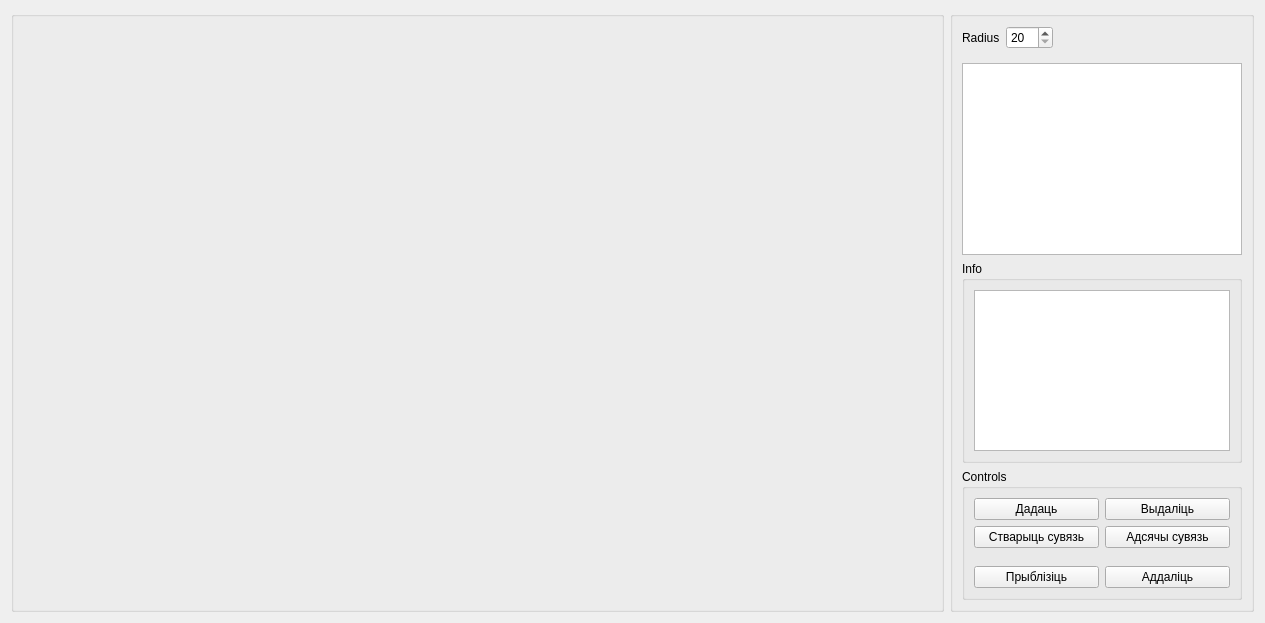
Above: visualisationgraphform.ui from 0mniCrow/SmartGraph before the change. Below: the same form after it.
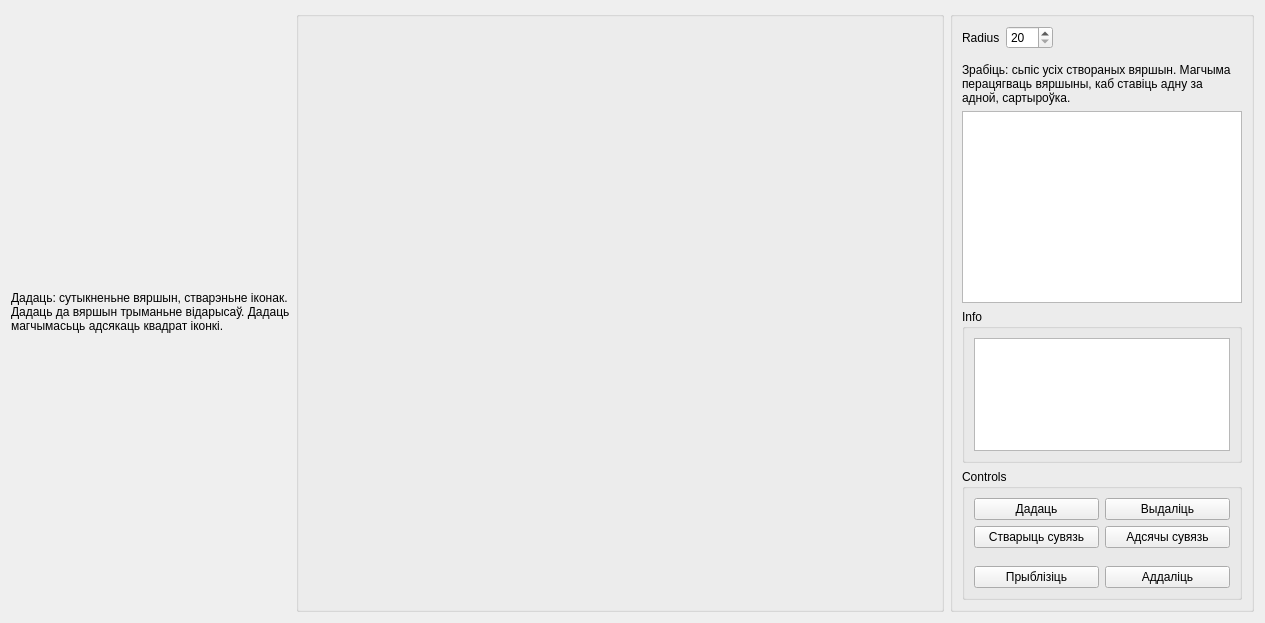
That is the form after the change.

Commit message: Add future tasks info.

```diff
--- a/visualisationgraphform.ui
+++ b/visualisationgraphform.ui
@@ -15,7 +15,17 @@
   </property>
   <layout class="QVBoxLayout" name="verticalLayout">
    <item>
-    <layout class="QHBoxLayout" name="horizontalLayout" stretch="1,0">
+    <layout class="QHBoxLayout" name="horizontalLayout" stretch="0,1,0">
+     <item>
+      <widget class="QLabel" name="label_3">
+       <property name="text">
+        <string>Дадаць: сутыкненьне вяршын, стварэньне іконак. Дадаць да вяршын трыманьне відарысаў. Дадаць магчымасьць адсякаць квадрат іконкі. </string>
+       </property>
+       <property name="wordWrap">
+        <bool>true</bool>
+       </property>
+      </widget>
+     </item>
      <item>
       <widget class="QGroupBox" name="group_forGView">
        <property name="title">
@@ -28,7 +38,7 @@
        <property name="title">
         <string/>
        </property>
-       <layout class="QVBoxLayout" name="verticalLayout_2" stretch="0,0,1,0">
+       <layout class="QVBoxLayout" name="verticalLayout_2" stretch="0,0,0,1,0">
         <item>
          <layout class="QHBoxLayout" name="horizontalLayout_5">
           <property name="bottomMargin">
@@ -72,6 +82,19 @@
           </item>
          </layout>
         </item>
+        <item>
+         <widget class="QLabel" name="label_2">
+          <property name="text">
+           <string>Зрабіць: сьпіс усіх створаных вяршын. Магчыма перацягваць вяршыны, каб ставіць адну за адной, сартыроўка.</string>
+          </property>
+          <property name="textFormat">
+           <enum>Qt::PlainText</enum>
+          </property>
+          <property name="wordWrap">
+           <bool>true</bool>
+          </property>
+         </widget>
+        </item>
         <item>
          <widget class="QTableView" name="table_vertices"/>
         </item>
```
